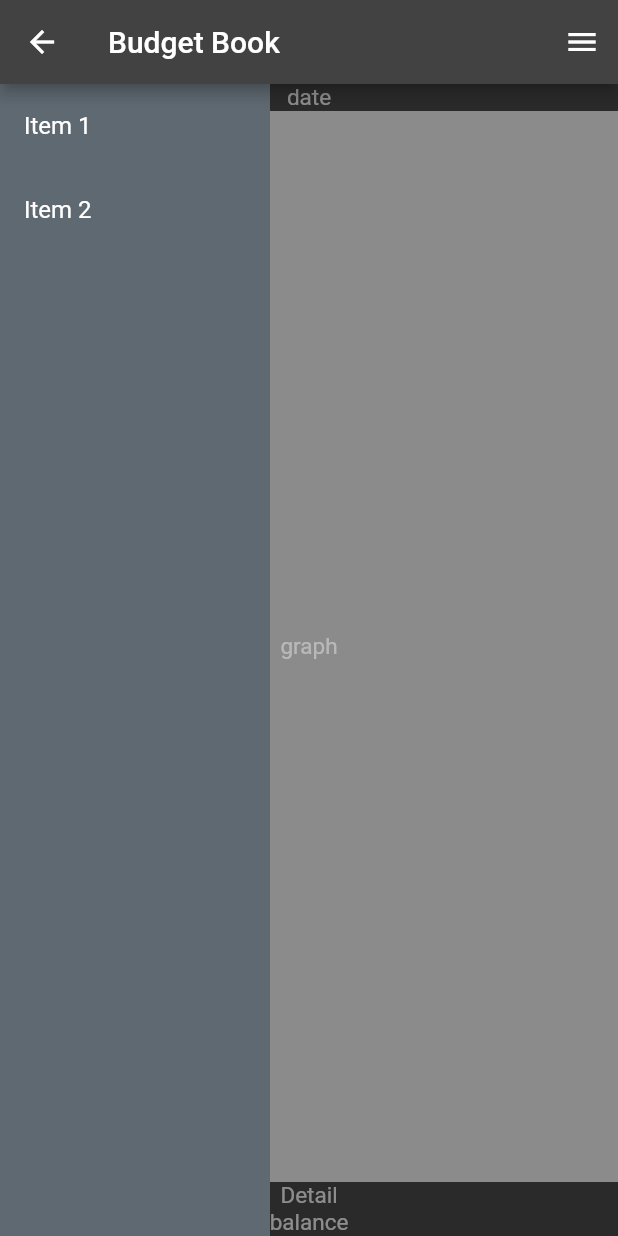
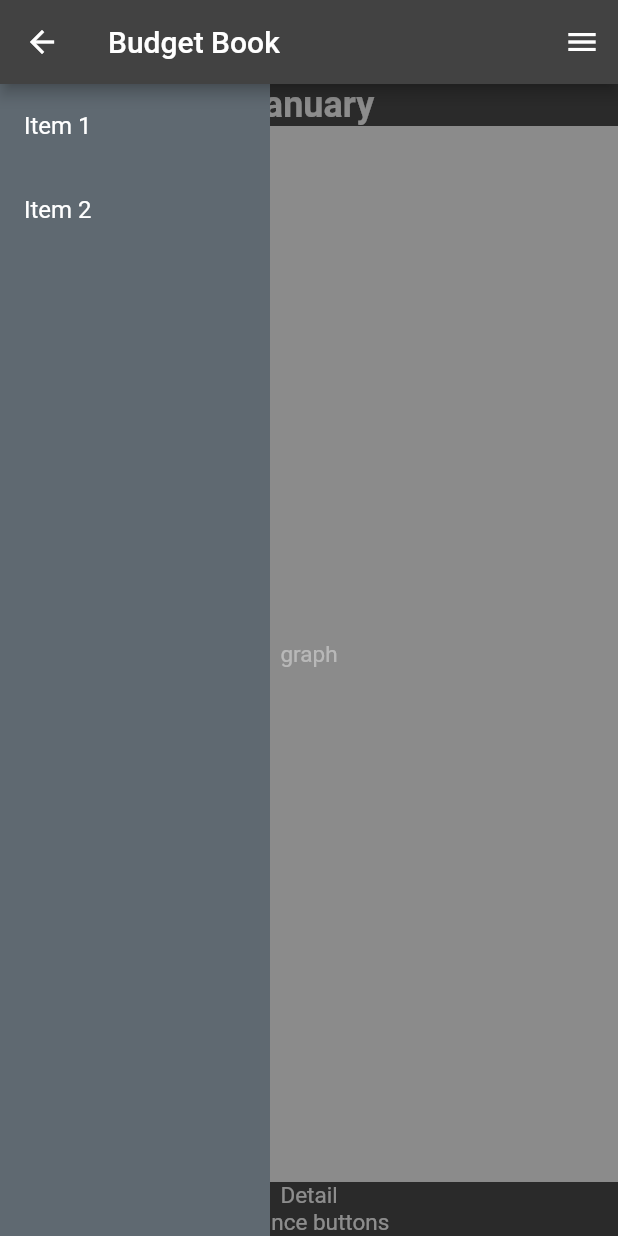
Before and after one commit to Gerald-Gmainer/budget_book, a Flutter app: the MainPage screen opened by its route, after a tap on the "filter list" icon, on a phone screen of 412 x 824 dp. Run offline on Flutter 3.47's test engine with Material 2 defaults, Android fonts, the phone set to English and light mode, and no system bars; our stand-ins replace bloc, connectivity_plus, flutter_bloc, flutter_dotenv, font_awesome_flutter, form_validator and 3 more; missing offline and left inert: keep_screen_on; accounts and stored records are empty; generated files the repository leaves out were written again; Roboto replaces fonts that are missing (Noto Sans JP).

Commit message:
basic paginator

```diff
--- a/flutter_app/lib/presentation/page/main/main_page.dart
+++ b/flutter_app/lib/presentation/page/main/main_page.dart
@@ -7,6 +7,7 @@ import 'widget/detail_row.dart';
 import 'widget/graph_row.dart';
 import 'widget/left_drawer.dart';
 import 'widget/left_drawer_button.dart';
+import 'widget/main_paginator.dart';
 import 'widget/right_drawer.dart';
 
 class MainPage extends StatefulWidget {
@@ -19,6 +20,31 @@ class MainPage extends StatefulWidget {
 }
 
 class _MainPageState extends State<MainPage> {
+  late PageController _pageController;
+  late DateTime _currentMonth;
+
+  @override
+  void initState() {
+    super.initState();
+    _currentMonth = DateTime.now();
+    _pageController = PageController(initialPage: _currentMonth.month - 1);
+  }
+
+  @override
+  void dispose() {
+    _pageController.dispose();
+    super.dispose();
+  }
+
+  void _onPageChanged(int pageIndex) {
+    print("######################3");
+    print("changed page");
+    print("######################3");
+    setState(() {
+      _currentMonth = DateTime(_currentMonth.year, pageIndex + 1);
+    });
+  }
+
   @override
   Widget build(BuildContext context) {
     final scaffoldProvider = Provider.of<ScaffoldProvider>(context, listen: false);
@@ -35,12 +61,11 @@ class _MainPageState extends State<MainPage> {
         body: Builder(builder: (ctx) {
           scaffoldProvider.setScaffoldContext((ctx));
           return Stack(
+            fit: StackFit.expand,
             children: [
               Column(
                 children: const [
-                  DateRow(),
-                  GraphRow(),
-                  DetailRow(),
+                  Expanded(child: MainPaginator()),
                   BalanceButtonRow(),
                 ],
               ),
--- a/flutter_app/lib/presentation/page/main/widget/balance_button_row.dart
+++ b/flutter_app/lib/presentation/page/main/widget/balance_button_row.dart
@@ -5,6 +5,6 @@ class BalanceButtonRow extends StatelessWidget {
 
   @override
   Widget build(BuildContext context) {
-    return Center(child: Text("balance"));
+    return Center(child: Text("balance buttons"));
   }
 }
--- a/flutter_app/lib/presentation/page/main/widget/date_row.dart
+++ b/flutter_app/lib/presentation/page/main/widget/date_row.dart
@@ -1,10 +1,13 @@
 import 'package:flutter/material.dart';
+import 'package:intl/intl.dart';
 
 class DateRow extends StatelessWidget {
-  const DateRow({super.key});
+  final DateTime currentMonth;
+
+  const DateRow({super.key, required this.currentMonth});
 
   @override
   Widget build(BuildContext context) {
-    return Center(child: Text("date"));
+    return Text(DateFormat('MMMM').format(currentMonth), style: TextStyle(fontSize: 24, fontWeight: FontWeight.bold));
   }
 }
--- a/flutter_app/lib/presentation/page/main/widget/left_drawer.dart
+++ b/flutter_app/lib/presentation/page/main/widget/left_drawer.dart
@@ -20,14 +20,15 @@ class _LeftDrawerState extends State<LeftDrawer> {
 
     return Stack(
       children: [
-        GestureDetector(
-          onTap: () {
-            if (menuState.isMenuOpen) {
+        IgnorePointer(
+          ignoring: !menuState.isMenuOpen,
+          child: GestureDetector(
+            onTap: () {
               menuState.toggleMenu();
-            }
-          },
-          child: Container(
-            color: menuState.isMenuOpen ? Colors.black12 : Colors.transparent,
+            },
+            child: Container(
+              color: menuState.isMenuOpen ? Colors.black12 : Colors.transparent,
+            ),
           ),
         ),
         AnimatedPositioned(
--- /dev/null
+++ b/flutter_app/lib/presentation/page/main/widget/main_paginator.dart
@@ -0,0 +1,56 @@
+import 'package:flutter/material.dart';
+import 'package:intl/intl.dart';
+
+import 'date_row.dart';
+import 'detail_row.dart';
+import 'graph_row.dart';
+
+class MainPaginator extends StatefulWidget {
+  const MainPaginator({super.key});
+
+  @override
+  State<MainPaginator> createState() => _MainPaginatorState();
+}
+
+class _MainPaginatorState extends State<MainPaginator> {
+  late PageController _pageController;
+  late DateTime _currentMonth;
+
+  @override
+  void initState() {
+    super.initState();
+    _currentMonth = DateTime.now();
+    _pageController = PageController(initialPage: _currentMonth.month - 1);
+  }
+
+  @override
+  void dispose() {
+    _pageController.dispose();
+    super.dispose();
+  }
+
+  void _onPageChanged(int pageIndex) {
+    setState(() {
+      _currentMonth = DateTime(_currentMonth.year, pageIndex + 1);
+    });
+  }
+
+  @override
+  Widget build(BuildContext context) {
+    return PageView.builder(
+      controller: _pageController,
+      itemCount: 12,
+      onPageChanged: _onPageChanged,
+      itemBuilder: (context, index) {
+        final month = DateTime(_currentMonth.year, index + 1);
+        return Column(
+          children: [
+            DateRow(currentMonth: month),
+            const GraphRow(),
+            const DetailRow(),
+          ],
+        );
+      },
+    );
+  }
+}
```
Also changed, not shown: 1 other file.
